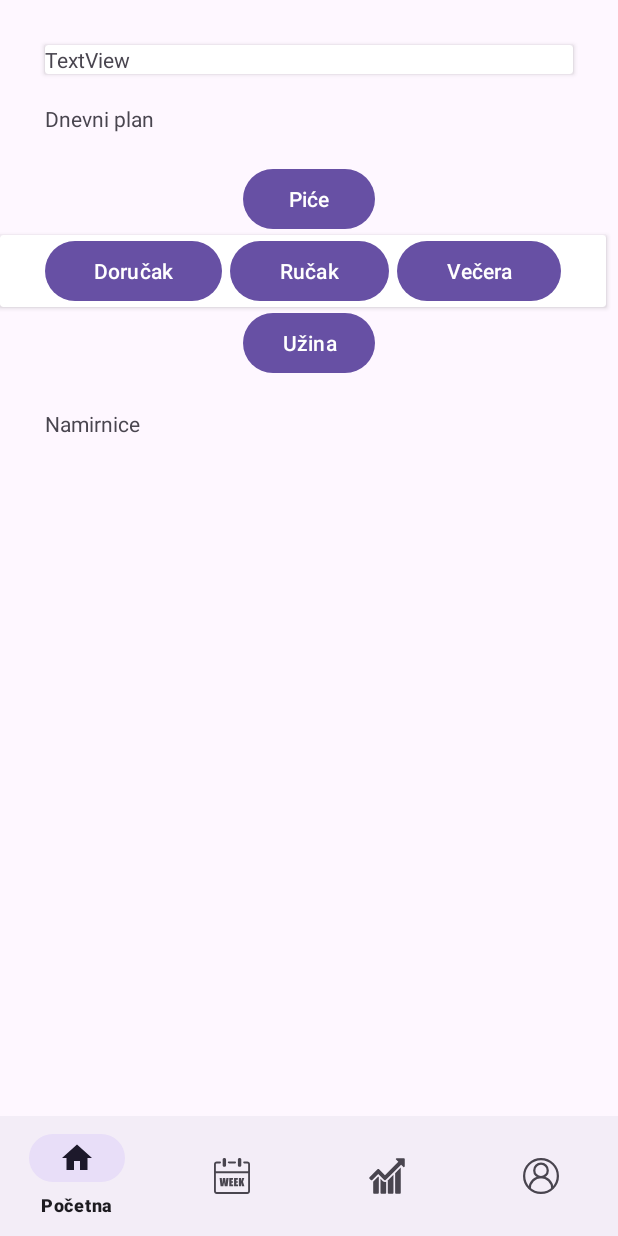
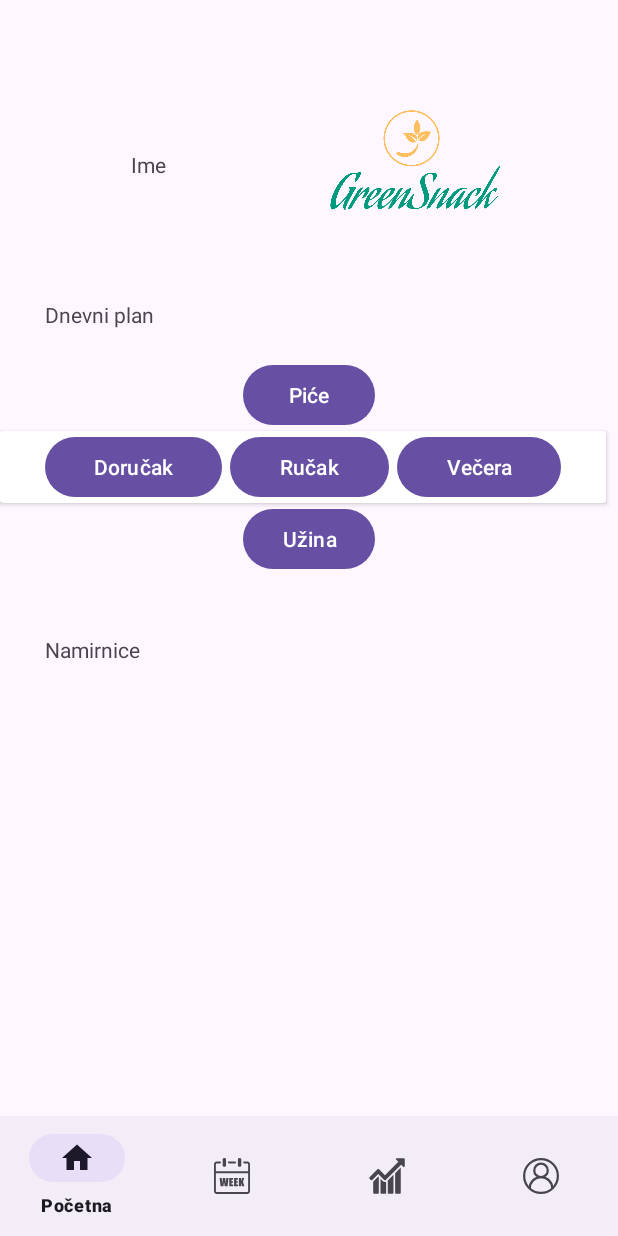
Before and after one commit to NedimBecic/GreenSnack, an Android app: the screen it shows after launch (MainActivity), on a phone screen of 412 x 824 dp. Run offline under Robolectric (Android 15) with nearby library versions, the phone set to English and light mode, and no system bars.

Commit message:
ispavka home

```diff
--- a/app/src/main/res/drawable/buttonbkg.xml
+++ b/app/src/main/res/drawable/buttonbkg.xml
@@ -1,4 +1,17 @@
 <?xml version="1.0" encoding="utf-8"?>
 <selector xmlns:android="http://schemas.android.com/apk/res/android">
 
+    <item android:state_pressed="true">
+        <shape android:shape="rectangle">
+            <solid android:color="@color/primaryDark" />
+            <corners android:radius="24dp" />
+        </shape>
+    </item>
+
+    <item>
+        <shape android:shape="rectangle">
+            <solid android:color="@color/primary" />
+            <corners android:radius="24dp" />
+        </shape>
+    </item>
 </selector>
--- a/app/src/main/res/layout/fragment_home.xml
+++ b/app/src/main/res/layout/fragment_home.xml
@@ -1,6 +1,5 @@
 <?xml version="1.0" encoding="utf-8"?>
 <FrameLayout xmlns:android="http://schemas.android.com/apk/res/android"
-    xmlns:app="http://schemas.android.com/apk/res-auto"
     xmlns:tools="http://schemas.android.com/tools"
     android:layout_width="match_parent"
     android:layout_height="match_parent"
@@ -11,31 +10,36 @@
         android:layout_height="match_parent"
         android:orientation="vertical">
 
+        <LinearLayout
+            android:layout_width="match_parent"
+            android:layout_height="wrap_content"
+            android:layout_marginTop="60sp"
+            android:layout_marginEnd="30sp"
+            android:layout_marginStart="30sp"
 
-        <androidx.cardview.widget.CardView
-            android:layout_width="match_parent"
-            android:layout_marginTop="30sp"
-            android:layout_marginStart="30sp"
-            android:layout_marginEnd="30sp"
-            android:layout_height="wrap_content" >
+            android:orientation="horizontal">
 
             <TextView
-                android:id="@+id/textView5"
+                android:id="@+id/name"
                 android:layout_width="wrap_content"
                 android:layout_height="wrap_content"
-                android:text="TextView" />
+                android:layout_weight="1"
+                android:gravity="center"
+                android:layout_gravity="center_vertical"
+                android:text="Ime" />
 
             <ImageView
-                android:id="@+id/imageView3"
-                android:layout_marginStart="100sp"
-                android:layout_width="wrap_content"
-                android:layout_height="wrap_content"
-                tools:src="@tools:sample/avatars" />
-        </androidx.cardview.widget.CardView>
+                android:id="@+id/image"
+                android:layout_width="100dp"
+                android:layout_height="100dp"
+                android:layout_weight="1"
+                android:src="@drawable/logo" />
+
+        </LinearLayout>
 
         <TextView
             android:id="@+id/textView4"
-            android:layout_marginTop="20sp"
+            android:layout_marginTop="40sp"
             android:layout_marginStart="30sp"
             android:layout_width="match_parent"
             android:layout_height="wrap_content"
@@ -98,7 +102,7 @@
 
         <TextView
             android:id="@+id/textView3"
-            android:layout_marginTop="20sp"
+            android:layout_marginTop="40sp"
             android:layout_marginStart="30sp"
             android:layout_width="match_parent"
             android:layout_height="wrap_content"
```
